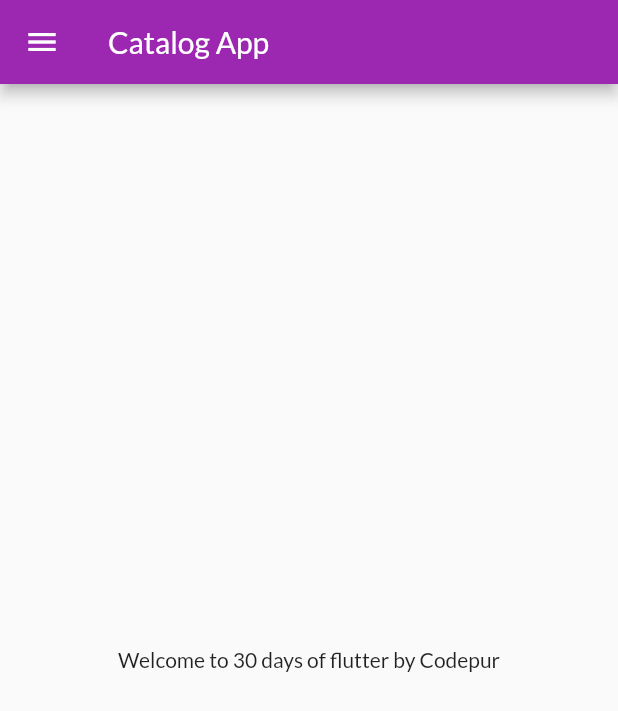
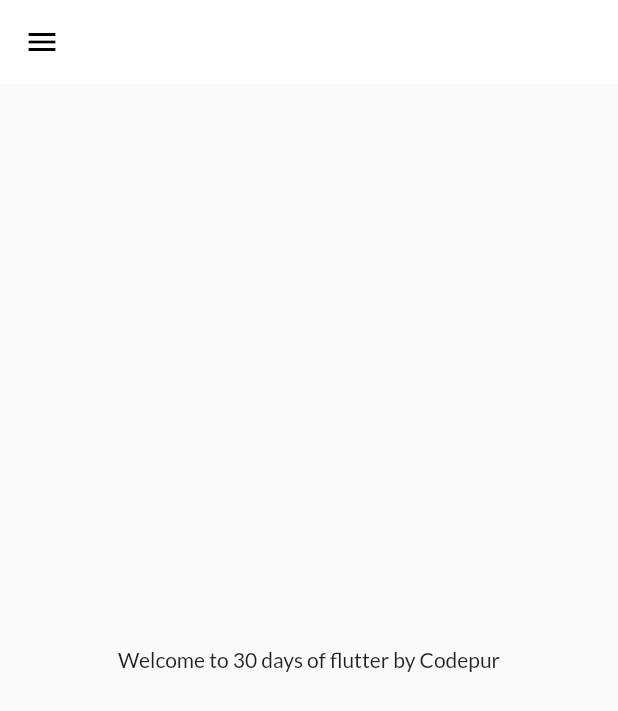
Before and after one commit to devsandeepkaur/sandeep_app, a Flutter app: the screen it shows after launch, on a phone screen of 412 x 824 dp. Shown: the top 711 px of the screen. Run offline on Flutter 3.47's test engine with Material 2 defaults, Android fonts, the light colour scheme and no system bars; our stand-ins replace google_fonts.

Commit message:
themes extracted

```diff
--- a/lib/home_page.dart
+++ b/lib/home_page.dart
@@ -9,7 +9,8 @@
   @override
   Widget build(BuildContext context) {
     return Scaffold(
-      appBar: AppBar(
+       appBar: AppBar(
+
         title: Text("Catalog App"),
       ),
       body: Center(
--- a/lib/main.dart
+++ b/lib/main.dart
@@ -2,6 +2,7 @@
 import "package:google_fonts/google_fonts.dart";
 import "package:sandeep_app/pages/login.dart";
 import "package:sandeep_app/utils/routes.dart";
+import "package:sandeep_app/utils/widgets/theme.dart";
 
 import "home_page.dart";
 
@@ -13,12 +14,10 @@
   @override
   Widget build(BuildContext context) {
     return MaterialApp(
-      // home: HomePage(),
-      theme: ThemeData(
-        primarySwatch: Colors.purple,
-        fontFamily: GoogleFonts.lato().fontFamily,
-        primaryTextTheme: GoogleFonts.latoTextTheme()
-      ),
+
+      themeMode: ThemeMode.light,
+      theme: MyTheme.lightTheme(context),
+      darkTheme: MyTheme.darkTheme(context),
       debugShowCheckedModeBanner: false,
       initialRoute: MyRoutes.homeRoute,
 
--- /dev/null
+++ b/lib/utils/widgets/theme.dart
@@ -0,0 +1,27 @@
+import 'package:flutter/material.dart';
+import 'package:google_fonts/google_fonts.dart';
+
+class MyTheme {
+  static ThemeData lightTheme(BuildContext context) => ThemeData(
+        primarySwatch: Colors.purple,
+        fontFamily: GoogleFonts.lato().fontFamily,
+        appBarTheme: AppBarTheme(
+          color: Colors.white,
+          elevation: 0.0,
+          iconTheme: IconThemeData(color: Colors.black),
+        ),
+      );
+
+  static ThemeData darkTheme(BuildContext context) => ThemeData(
+        primarySwatch: Colors.purple,
+        fontFamily: GoogleFonts.lato().fontFamily,
+        appBarTheme: AppBarTheme(
+          color: Colors.white,
+          elevation: 0.0,
+          iconTheme: IconThemeData(color: Colors.black),
+        ),
+      );
+
+
+
+}
```
